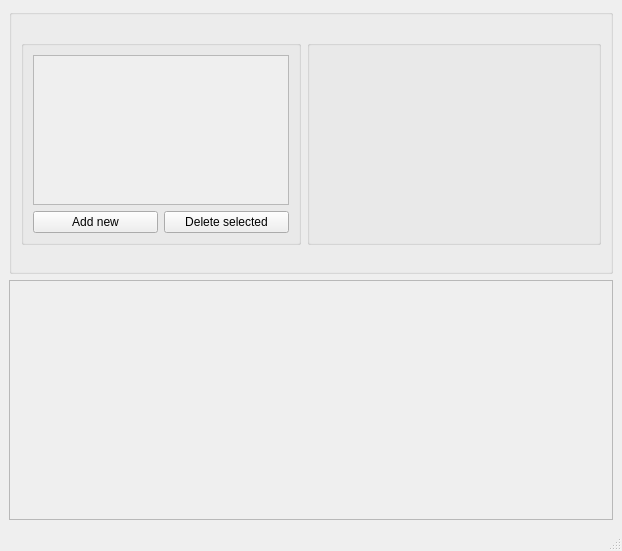
Before: the Qt Designer form lw9/src/view/chartdrawerview.ui in BlackFox101/OOD, drawn with Qt 5.
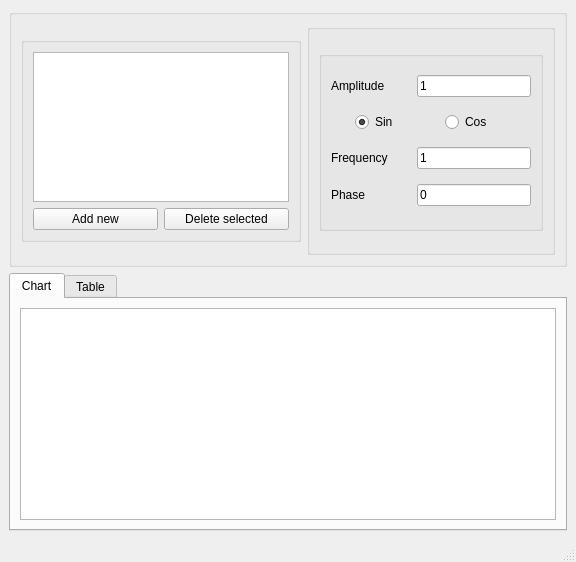
After: the same form once the commit is applied.

Patch:
```diff
--- a/lw9/src/view/chartdrawerview.ui
+++ b/lw9/src/view/chartdrawerview.ui
@@ -6,10 +6,16 @@
    <rect>
     <x>0</x>
     <y>0</y>
-    <width>622</width>
-    <height>551</height>
+    <width>576</width>
+    <height>562</height>
    </rect>
   </property>
+  <property name="maximumSize">
+   <size>
+    <width>700</width>
+    <height>600</height>
+   </size>
+  </property>
   <property name="windowTitle">
    <string>ChartDrawer</string>
   </property>
@@ -34,24 +40,7 @@
          </property>
          <layout class="QVBoxLayout" name="verticalLayout_2">
           <item>
-           <widget class="QScrollArea" name="itemListScrollArea">
-            <property name="horizontalScrollBarPolicy">
-             <enum>Qt::ScrollBarAlwaysOff</enum>
-            </property>
-            <property name="widgetResizable">
-             <bool>true</bool>
-            </property>
-            <widget class="QWidget" name="scrollAreaWidgetContents">
-             <property name="geometry">
-              <rect>
-               <x>0</x>
-               <y>0</y>
-               <width>250</width>
-               <height>130</height>
-              </rect>
-             </property>
-            </widget>
-           </widget>
+           <widget class="QListWidget" name="harmonicList"/>
           </item>
           <item>
            <layout class="QHBoxLayout" name="horizontalLayout_2">
@@ -76,34 +65,180 @@
        </item>
        <item>
         <widget class="QGroupBox" name="groupBox_3">
-         <property name="maximumSize">
-          <size>
-           <width>16777215</width>
-           <height>205</height>
-          </size>
-         </property>
          <property name="title">
           <string/>
          </property>
+         <layout class="QGridLayout" name="gridLayout">
+          <item row="0" column="0">
+           <widget class="QGroupBox" name="editorMenuBox">
+            <property name="maximumSize">
+             <size>
+              <width>16777215</width>
+              <height>180</height>
+             </size>
+            </property>
+            <property name="title">
+             <string/>
+            </property>
+            <layout class="QVBoxLayout" name="verticalLayout_4">
+             <item>
+              <layout class="QHBoxLayout" name="horizontalLayout_3">
+               <item>
+                <widget class="QLabel" name="amplitudeLabel">
+                 <property name="minimumSize">
+                  <size>
+                   <width>80</width>
+                   <height>0</height>
+                  </size>
+                 </property>
+                 <property name="text">
+                  <string>Amplitude</string>
+                 </property>
+                </widget>
+               </item>
+               <item>
+                <widget class="QLineEdit" name="amplitudeInput">
+                 <property name="text">
+                  <string>1</string>
+                 </property>
+                </widget>
+               </item>
+              </layout>
+             </item>
+             <item>
+              <layout class="QHBoxLayout" name="horizontalLayout_4">
+               <item>
+                <widget class="QRadioButton" name="radioButtonSin">
+                 <property name="maximumSize">
+                  <size>
+                   <width>60</width>
+                   <height>16777215</height>
+                  </size>
+                 </property>
+                 <property name="text">
+                  <string>Sin</string>
+                 </property>
+                 <property name="checked">
+                  <bool>true</bool>
+                 </property>
+                </widget>
+               </item>
+               <item>
+                <widget class="QRadioButton" name="radioButtonCos">
+                 <property name="maximumSize">
+                  <size>
+                   <width>60</width>
+                   <height>16777215</height>
+                  </size>
+                 </property>
+                 <property name="text">
+                  <string>Cos</string>
+                 </property>
+                </widget>
+               </item>
+              </layout>
+             </item>
+             <item>
+              <layout class="QHBoxLayout" name="horizontalLayout_5">
+               <item>
+                <widget class="QLabel" name="frequencyLabel">
+                 <property name="minimumSize">
+                  <size>
+                   <width>80</width>
+                   <height>0</height>
+                  </size>
+                 </property>
+                 <property name="text">
+                  <string>Frequency</string>
+                 </property>
+                </widget>
+               </item>
+               <item>
+                <widget class="QLineEdit" name="frequencyInput">
+                 <property name="text">
+                  <string>1</string>
+                 </property>
+                </widget>
+               </item>
+              </layout>
+             </item>
+             <item>
+              <layout class="QHBoxLayout" name="horizontalLayout_6">
+               <item>
+                <widget class="QLabel" name="phaseLabel">
+                 <property name="minimumSize">
+                  <size>
+                   <width>80</width>
+                   <height>0</height>
+                  </size>
+                 </property>
+                 <property name="text">
+                  <string>Phase</string>
+                 </property>
+                </widget>
+               </item>
+               <item>
+                <widget class="QLineEdit" name="phaseInput">
+                 <property name="text">
+                  <string>0</string>
+                 </property>
+                </widget>
+               </item>
+              </layout>
+             </item>
+            </layout>
+           </widget>
+          </item>
+         </layout>
         </widget>
        </item>
       </layout>
      </widget>
     </item>
     <item>
-     <widget class="QFrame" name="frame">
-      <property name="minimumSize">
-       <size>
-        <width>600</width>
-        <height>240</height>
-       </size>
+     <widget class="QTabWidget" name="tabWidget">
+      <property name="currentIndex">
+       <number>0</number>
       </property>
-      <property name="frameShape">
-       <enum>QFrame::StyledPanel</enum>
-      </property>
-      <property name="frameShadow">
-       <enum>QFrame::Raised</enum>
-      </property>
+      <widget class="QWidget" name="selectCharButton">
+       <attribute name="title">
+        <string>Chart</string>
+       </attribute>
+       <layout class="QVBoxLayout" name="verticalLayout_3">
+        <item>
+         <widget class="QGraphicsView" name="graphicsView">
+          <property name="sceneRect">
+           <rectf>
+            <x>0.000000000000000</x>
+            <y>0.000000000000000</y>
+            <width>300.000000000000000</width>
+            <height>5.000000000000000</height>
+           </rectf>
+          </property>
+          <property name="alignment">
+           <set>Qt::AlignLeading|Qt::AlignLeft|Qt::AlignVCenter</set>
+          </property>
+         </widget>
+        </item>
+       </layout>
+      </widget>
+      <widget class="QWidget" name="selectTableButton">
+       <attribute name="title">
+        <string>Table</string>
+       </attribute>
+       <layout class="QVBoxLayout" name="verticalLayout_5">
+        <item>
+         <widget class="QTableWidget" name="tableWidget">
+          <attribute name="horizontalHeaderVisible">
+           <bool>false</bool>
+          </attribute>
+          <attribute name="verticalHeaderVisible">
+           <bool>false</bool>
+          </attribute>
+         </widget>
+        </item>
+       </layout>
+      </widget>
      </widget>
     </item>
    </layout>
```
Left out of the diff: 2 changed lines with no effect on the pictures.
